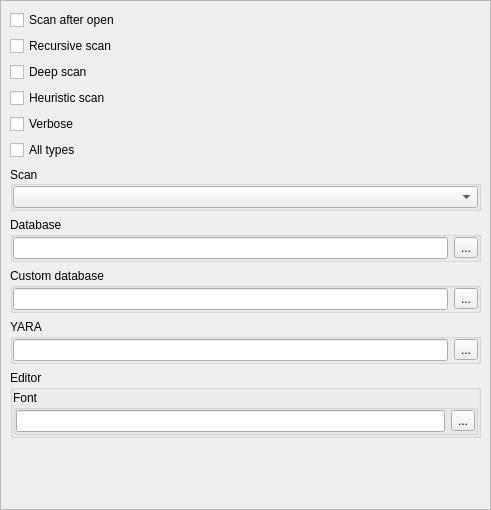
Above: dieoptionswidget.ui from horsicq/die_widget before the change. Below: the same form after it.
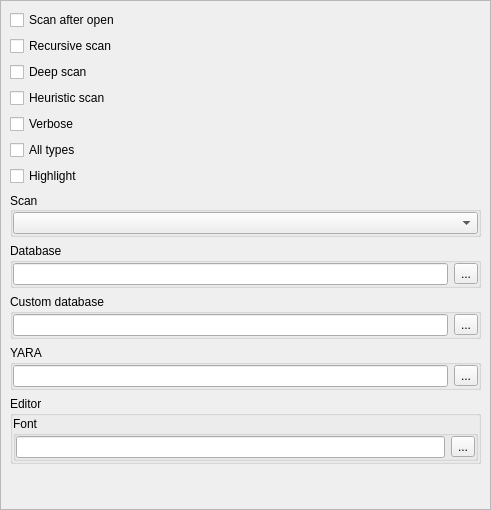
That is the form after the change.

Diff of the .ui file:
```diff
--- a/dieoptionswidget.ui
+++ b/dieoptionswidget.ui
@@ -83,6 +83,13 @@
          </property>
         </widget>
        </item>
+       <item>
+        <widget class="QCheckBox" name="checkBoxHighlight">
+         <property name="text">
+          <string>Highlight</string>
+         </property>
+        </widget>
+       </item>
        <item>
         <widget class="QGroupBox" name="groupBoxScanEngine">
          <property name="title">
```
